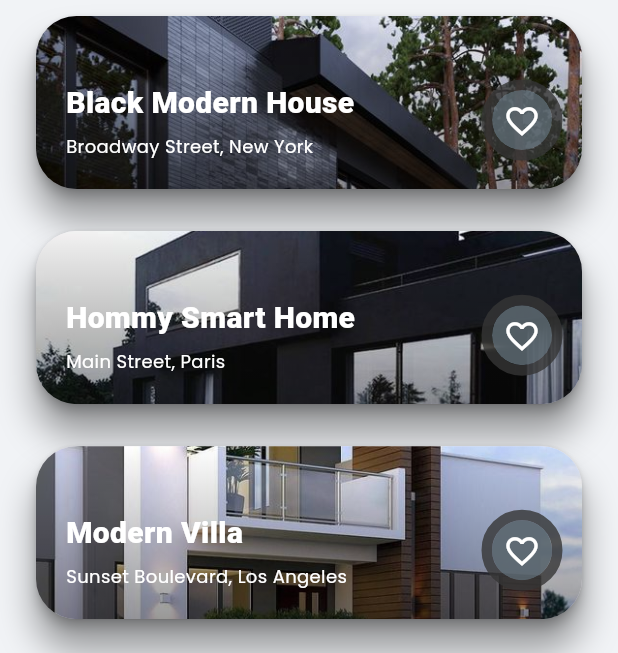
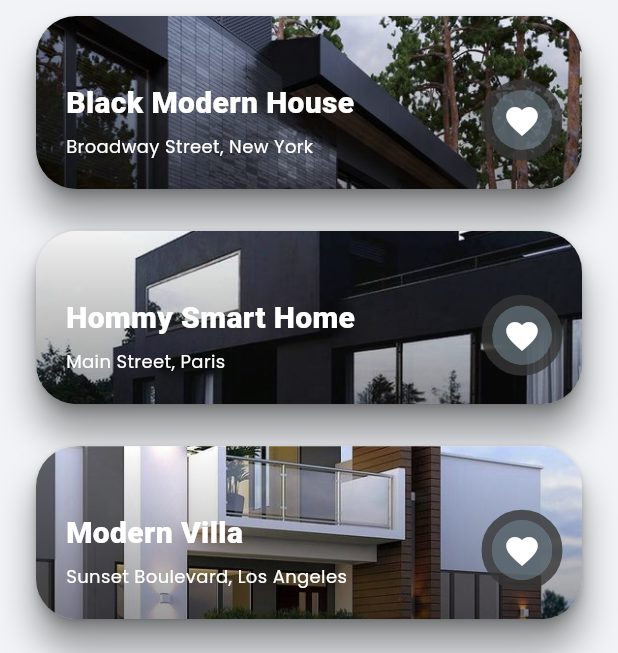
Before and after one commit to Skrwbrgle/NexHome, a Flutter app: the screen it shows after launch, item 2 of the bottom bar chosen, on a phone screen of 412 x 824 dp. Shown: the part 377-1030 px from the top of the screen. Run offline on Flutter 3.47's test engine with Material 3 defaults, Android fonts, the phone set to English and light mode, and no system bars; our stand-ins replace expandable_text, get, google_maps_flutter; Roboto replaces fonts that are missing (Poppins-ExtraBold, Poppins-SemiBold, Poppins-light).

Commit message:
favorit view

```diff
--- a/lib/app/modules/home/views/favorit_view.dart
+++ b/lib/app/modules/home/views/favorit_view.dart
@@ -14,6 +14,7 @@ class FavoritView extends StatefulWidget {
 class _FavoritViewState extends State<FavoritView> {
   bool isFavorite = false;
   String? selectedLocation;
+  // ignore: unused_field
   final _location = {
     'Bali',
     'Jawa',
@@ -32,14 +33,14 @@ class _FavoritViewState extends State<FavoritView> {
           crossAxisAlignment: CrossAxisAlignment.center,
           mainAxisAlignment: MainAxisAlignment.start,
           children: [
-            HeaderHome(),
+            const HeaderHome(),
             Flexible(
               child: Column(
                 mainAxisAlignment: MainAxisAlignment.start,
                 crossAxisAlignment: CrossAxisAlignment.start,
                 children: [
-                  Padding(
-                    padding: const EdgeInsets.symmetric(horizontal: 30.0),
+                  const Padding(
+                    padding: EdgeInsets.symmetric(horizontal: 30.0),
                     child: Text(
                       "Your's Favorit House",
                       style: TextStyle(
--- a/lib/app/modules/home/views/home_view.dart
+++ b/lib/app/modules/home/views/home_view.dart
@@ -27,6 +27,7 @@ class _HomeViewState extends State<HomeView>
   ];
 
   String? selectedLocation;
+  // ignore: unused_field
   final _location = {
     'Bali',
     'Jawa',
@@ -56,18 +57,18 @@ class _HomeViewState extends State<HomeView>
       case 0:
         return _buildPageView(); // Tampilan daftar rumah
       case 1:
-        return FavoritView();
+        return const FavoritView();
       case 2:
         return _buildCartTab();
       default:
-        return ProfileView();
+        return const ProfileView();
     }
   }
 
   Widget _buildPageView() {
     return Column(
       children: [
-        HeaderHome(),
+        const HeaderHome(),
         Flexible(
           child: SizedBox(
             height: MediaQuery.of(context).size.height * 75 / 100,
@@ -99,7 +100,7 @@ class _HomeViewState extends State<HomeView>
   }
 
   Widget _buildFavoritTab() {
-    return Center(
+    return const Center(
       child: Text(
         'Search Tab Content',
         style: TextStyle(color: Colors.amber),
@@ -108,7 +109,7 @@ class _HomeViewState extends State<HomeView>
   }
 
   Widget _buildCartTab() {
-    return Center(
+    return const Center(
       child: Text(
         'Favorite Tab Content', // Gantilah dengan konten favorit yang sesuai
         style: TextStyle(color: Colors.red),
@@ -127,7 +128,7 @@ class _HomeViewState extends State<HomeView>
               child: TabBarView(
                 controller: _tabController,
                 physics:
-                    NeverScrollableScrollPhysics(), // Tidak dapat menggeser secara langsung
+                    const NeverScrollableScrollPhysics(), // Tidak dapat menggeser secara langsung
                 children: [
                   for (int i = 0; i < _tabs.length; i++) _buildTabContent(i),
                 ],
--- a/lib/app/widgets/cardFavorit.dart
+++ b/lib/app/widgets/cardFavorit.dart
@@ -1,3 +1,4 @@
+// ignore: file_names
 import 'package:HexHome/app/models/model_house.dart';
 import 'package:HexHome/res/colors.dart';
 import 'package:flutter/material.dart';
@@ -8,8 +9,6 @@ class CardFavorit extends StatelessWidget {
 
   @override
   Widget build(BuildContext context) {
-    bool isFavorite = false;
-
     return SizedBox(
       height: MediaQuery.of(context).size.height * 0.20,
       width: double.infinity,
@@ -86,7 +85,7 @@ class CardFavorit extends StatelessWidget {
                                   fontWeight: FontWeight.w900,
                                 ),
                               ),
-                              SizedBox(
+                              const SizedBox(
                                 height: 6,
                               ),
                               Text(
@@ -112,10 +111,8 @@ class CardFavorit extends StatelessWidget {
                                 strokeAlign: BorderSide.strokeAlignOutside,
                               ),
                             ),
-                            child: Icon(
-                              isFavorite
-                                  ? Icons.favorite
-                                  : Icons.favorite_border,
+                            child: const Icon(
+                              Icons.favorite,
                               color: Colors.white,
                               size: 25,
                             ),
--- a/lib/main.dart
+++ b/lib/main.dart
@@ -1,7 +1,6 @@
 import 'package:HexHome/app/routes/app_pages.dart';
 import 'package:flutter/material.dart';
 import 'package:get/get.dart';
-import 'package:google_maps_flutter/google_maps_flutter.dart';
 
 void main() async {
   WidgetsFlutterBinding.ensureInitialized();
```
Also changed, not shown: lib/app/modules/home/views/detail_house.dart (+20 -20 lines).
